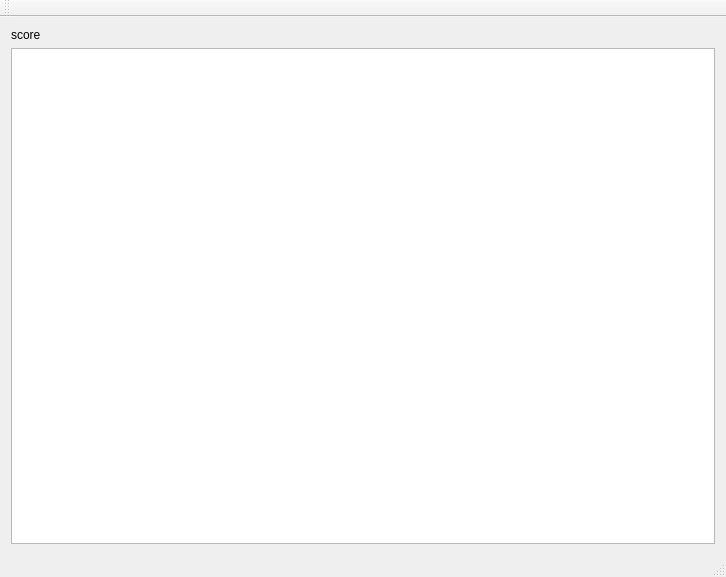
Above: mainwindow.ui from ipseity-pool-environment/pool-qt before the change. Below: the same form after it.
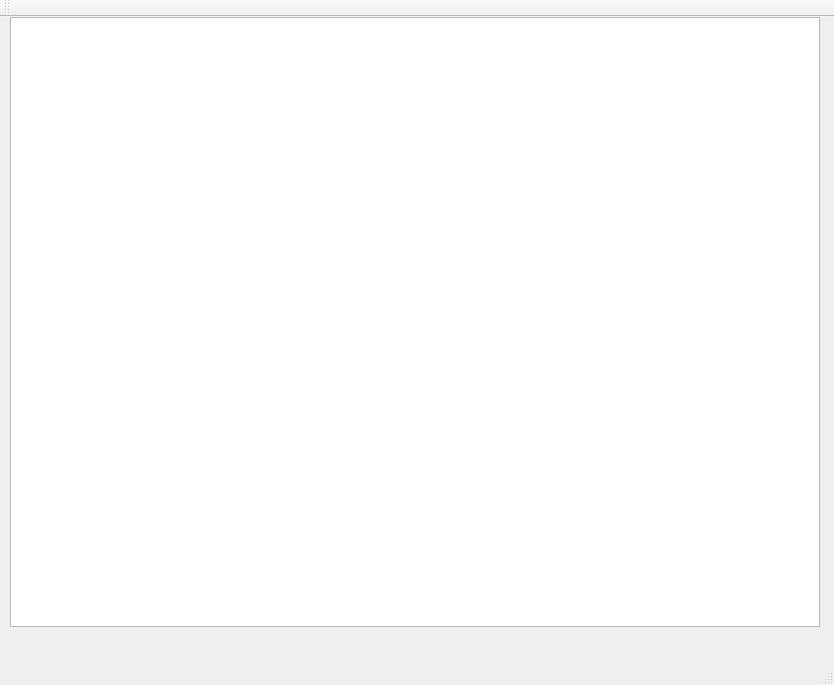
That is the form after the change.

The edit to the form file:
```diff
--- a/mainwindow.ui
+++ b/mainwindow.ui
@@ -6,26 +6,30 @@
    <rect>
     <x>0</x>
     <y>0</y>
-    <width>726</width>
-    <height>577</height>
+    <width>834</width>
+    <height>685</height>
    </rect>
   </property>
   <property name="windowTitle">
    <string>MainWindow</string>
   </property>
   <widget class="QWidget" name="centralWidget">
-   <layout class="QVBoxLayout" name="verticalLayout">
-    <item>
-     <widget class="QLabel" name="score">
-      <property name="text">
-       <string>score</string>
-      </property>
-     </widget>
-    </item>
-    <item>
-     <widget class="QGraphicsView" name="graphicsView"/>
-    </item>
-   </layout>
+   <widget class="QGraphicsView" name="graphicsView">
+    <property name="geometry">
+     <rect>
+      <x>10</x>
+      <y>0</y>
+      <width>810</width>
+      <height>610</height>
+     </rect>
+    </property>
+    <property name="sizePolicy">
+     <sizepolicy hsizetype="Fixed" vsizetype="Fixed">
+      <horstretch>0</horstretch>
+      <verstretch>0</verstretch>
+     </sizepolicy>
+    </property>
+   </widget>
   </widget>
   <widget class="QMenuBar" name="menuBar">
    <property name="geometry">
```
Left out of the diff: 2 changed lines with no effect on the pictures.
